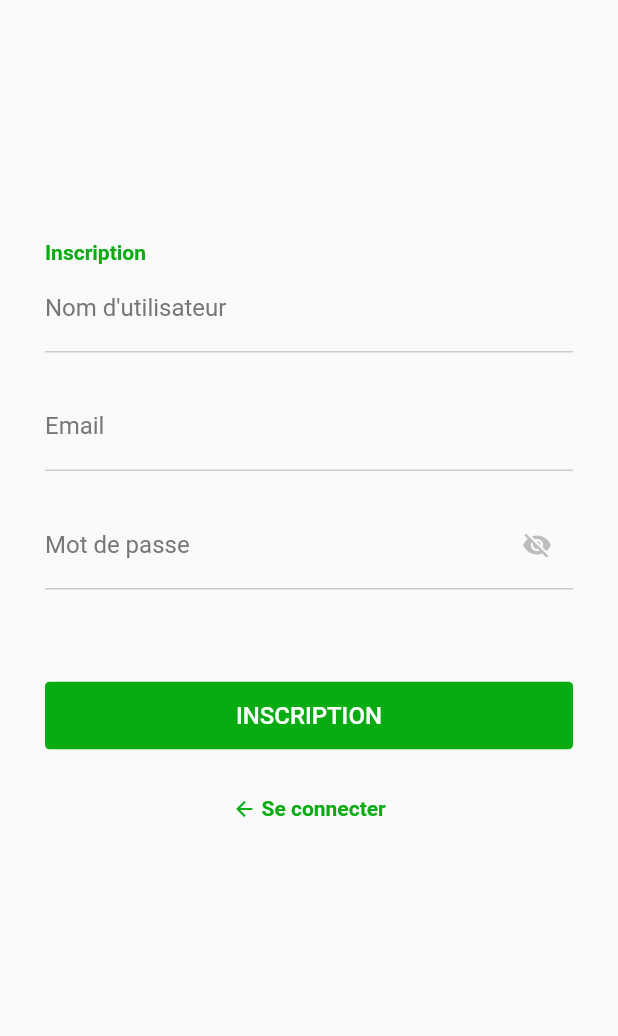
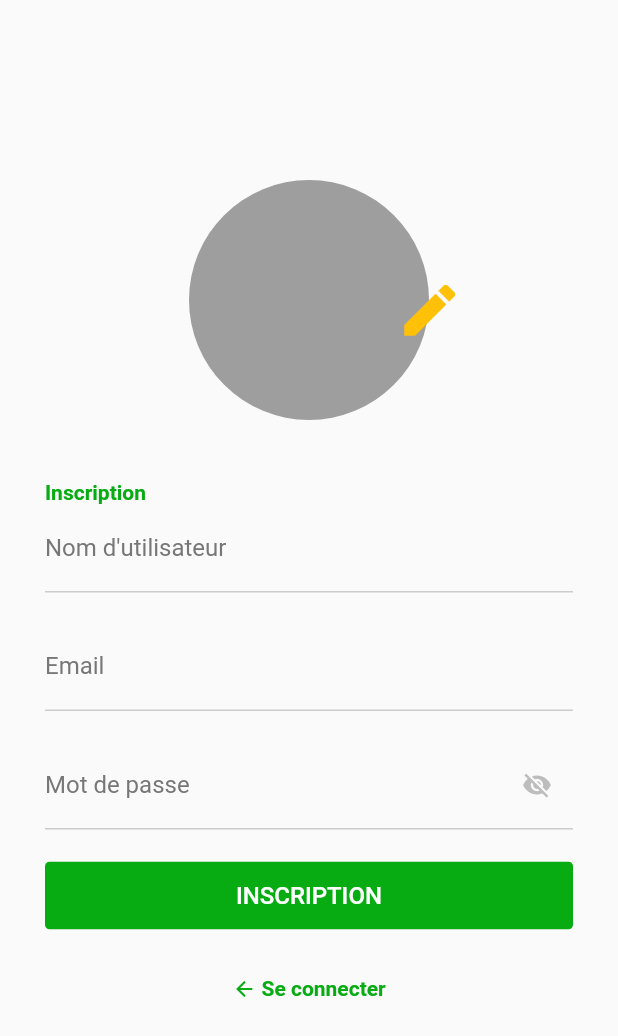
Before and after one commit to Web82-Thom/my-firebase-project, a Flutter app: the SignupWidget screen opened by its route, on a phone screen of 412 x 824 dp. Shown: the top 1036 px of the screen. Run offline on Flutter 3.47's test engine with Material 2 defaults, Android fonts, the phone set to English and light mode, and no system bars; our stand-ins replace cloud_firestore, email_validator, firebase_auth, firebase_core, firebase_database, firebase_storage and 3 more; missing offline and left inert: cloud_firestore_platform_interface, ndialog; accounts and stored records are empty; network calls fail.

Commit message:
work on image_picker error display image when set image in profilView

```diff
--- a/lib/modules/auth/models/user_model.dart
+++ b/lib/modules/auth/models/user_model.dart
@@ -1,3 +1,5 @@
+import 'dart:io';
+
 import 'package:cloud_firestore/cloud_firestore.dart';
 
 class UserModel {
@@ -11,7 +13,8 @@ class UserModel {
     "email": email,
     "id": id,
     "username": name ?? "NoName",
-    "url": url ?? "users/profile.png",
+    // "url": url ?? "assets/images/profile.png",
+    "url": url,
   };
 
   UserModel.fromMap(DocumentSnapshot data) {
--- a/lib/modules/auth/widgets/signup_widget.dart
+++ b/lib/modules/auth/widgets/signup_widget.dart
@@ -5,6 +5,8 @@ import 'package:get/get.dart';
 import 'package:intl/intl.dart';
 import 'package:myfirebaseproject/modules/auth/controllers/auth_controllers.dart';
 import 'package:myfirebaseproject/modules/home/views/home_view.dart';
+import 'package:myfirebaseproject/ressources/widgets/image_loader_widget.dart';
+import 'package:myfirebaseproject/ressources/widgets/user_image_picker.dart';
 import 'package:myfirebaseproject/routes/app_pages.dart';
 
 import 'package:uuid/uuid.dart';
@@ -17,7 +19,8 @@ class SignupWidget extends StatefulWidget {
 class _SignupWidgetState extends State<SignupWidget> {
   AuthController authController = Get.put(AuthController());
 
-  File? _userImageFile;
+  File? userImageFile;
+
   bool _obscureText = true;
   IconData _iconVisible = Icons.visibility_off;
   final _formKey = GlobalKey<FormState>();
@@ -40,12 +43,14 @@ class _SignupWidgetState extends State<SignupWidget> {
     });
   }
 
-  // void _pickedImage(File image) {
-  //   setState(() {
-  //     authController.userImageFile = image;
-  //     _userImageFile = image;
-  //   });
-  // }
+  void _pickedImage(File image) {
+    setState(() {
+      userImageFile = image;
+      authController.image = image;
+      print("userImageFile = $userImageFile");
+      print("authController.image = ${authController.image}");
+    });
+  }
 
   @override
   void initState() {
@@ -65,7 +70,10 @@ class _SignupWidgetState extends State<SignupWidget> {
         child: ListView(
           padding: EdgeInsets.fromLTRB(30, 120, 30, 30),
           children: <Widget>[
-            // Center(child: UserImagePicker(_pickedImage)),
+            Center(
+              child:
+              UserImagePicker(_pickedImage)
+            ),
             SizedBox(
               height: 40,
             ),
@@ -164,43 +172,6 @@ class _SignupWidgetState extends State<SignupWidget> {
               },
             ),
             SizedBox(height: 20,),
-            // TextFormField(
-            //   key: ValueKey('Confirmer le mot de passe'),
-            //   controller: authController.confirmPasswordController,
-            //   obscureText: _obscureText,
-            //   style: TextStyle(color: _color1),
-            //   decoration: InputDecoration(
-            //     focusedBorder: UnderlineInputBorder(
-            //         borderSide: BorderSide(color: _mainColor, width: 2.0)),
-            //     enabledBorder: UnderlineInputBorder(
-            //       borderSide: BorderSide(color: _underlineColor),
-            //     ),
-            //     labelText: 'Confirmer le mot de passe',
-            //     labelStyle: TextStyle(color: _color2),
-            //     suffixIcon: IconButton(
-            //         icon: Icon(_iconVisible, color: Colors.grey[400], size: 20),
-            //         onPressed: () {
-            //           _toggleObscureText();
-            //         }),
-            //   ),
-            //   validator: (value) {
-            //     if (value!.isEmpty || value.length < 7 ) {
-            //       return 'Mot de passe trop court (7 min)';
-            //     }
-            //     if (value == authController.emailController.text) {
-            //       return 'Mot de passe non identique';
-            //     }
-            //     return null;
-            //   },
-            //   onSaved: (value) {
-            //     setState(() {
-            //       authController.confirmPasswordController.text = value!;
-            //     });
-            //   },
-            // ),
-            SizedBox(
-              height: 40,
-            ),
             TextButton(
               style: ButtonStyle(
                 backgroundColor: MaterialStateProperty.resolveWith<Color>(
@@ -218,29 +189,29 @@ class _SignupWidgetState extends State<SignupWidget> {
                 print(authController.passwordController.text);
                 // print(authController.confirmPasswordController.text);
                 final isValid = _formKey.currentState!.validate();
-                authController.signUp(
-                  name: authController.nameController.text,
-                  email: authController.emailController.text,
-                  password: authController.passwordController.text,
-                );
+                // authController.signUp(
+                //   name: authController.nameController.text,
+                //   email: authController.emailController.text,
+                //   password: authController.passwordController.text,
+                // );
 
-                // if (_userImageFile != null) {
-                //   // authController.userSignUp(
-                //   //   name: _nameField.text,
-                //   //   email: _emailField.text,
-                //   //   password: _passwordField.text,
-                //   //   userImageUrl: _userImageFile!,
-                //   // );
-                // } else {
-                //   Get.snackbar(
-                //     "Attention",
-                //     "Veuillez prendre une photo !",
-                //     snackPosition: SnackPosition.BOTTOM,
-                //     backgroundColor: Colors.grey[500],
-                //     duration: Duration(seconds: 3),
-                //   );
-                //   return;
-                // }
+                if (userImageFile != null) {
+                  authController.signUp(
+                    name: authController.nameController.text,
+                    email: authController.emailController.text,
+                    password: authController.passwordController.text,
+                    url: userImageFile!.path,
+                  );
+                } else {
+                  Get.snackbar(
+                    "Attention",
+                    "Veuillez prendre une photo !",
+                    snackPosition: SnackPosition.BOTTOM,
+                    backgroundColor: Colors.grey[500],
+                    duration: Duration(seconds: 3),
+                  );
+                  return;
+                }
               },
               child: const Padding(
                 padding: EdgeInsets.symmetric(vertical: 5),
@@ -283,5 +254,8 @@ class _SignupWidgetState extends State<SignupWidget> {
         ),
       ),
     );
+
   }
+
+
 }
--- a/lib/modules/home/widgets/custom_drawer.dart
+++ b/lib/modules/home/widgets/custom_drawer.dart
@@ -2,6 +2,7 @@ import 'package:flutter/material.dart';
 import 'package:get/get.dart';
 import 'package:myfirebaseproject/modules/auth/controllers/auth_controllers.dart';
 import 'package:myfirebaseproject/modules/auth/models/user_model.dart';
+import 'package:myfirebaseproject/ressources/widgets/image_loader_widget.dart';
 import 'package:myfirebaseproject/routes/app_pages.dart';
 
 
@@ -33,9 +34,10 @@ class _CustomDrawerState extends State<CustomDrawer> {
                     return UserAccountsDrawerHeader(
                       accountName: Text(user!.name.toString()),
                       accountEmail: Text(user.email.toString()),
-                      // currentAccountPicture: ImageLoaderWidget(url: authController.tempUser["url"], isCircular: true),
+                      currentAccountPicture: ImageLoaderWidget(url:user.url.toString(), isCircular: true),
                     );
                     } return const CircularProgressIndicator();
+
 
                   }
                 ),
--- /dev/null
+++ b/lib/ressources/widgets/user_image_picker.dart
@@ -0,0 +1,64 @@
+import 'dart:io';
+
+import 'package:flutter/material.dart';
+import 'package:image_picker/image_picker.dart';
+import 'package:myfirebaseproject/modules/auth/views/auth_view.dart';
+
+class UserImagePicker extends StatefulWidget {
+  UserImagePicker(this.imagePickFn,);
+
+  final void Function(File pickedImage) imagePickFn;
+
+  @override
+  _UserImagePickerState createState() => _UserImagePickerState();
+}
+
+class _UserImagePickerState extends State<UserImagePicker> {
+  File? _pickedImage;
+  final picker = ImagePicker();
+
+  Future pickImage() async {
+    final pickedImage = await picker.pickImage(
+      source: ImageSource.camera,
+      imageQuality: 50,
+      maxWidth: 150,
+    );
+
+    setState(() {
+      pickedImage != null?
+      _pickedImage = File(pickedImage.path): null;
+      // authController.imageSignUp = _pickedImage;
+      print("_pickedImage = $_pickedImage");
+    });
+    pickedImage != null?
+    widget.imagePickFn(File(pickedImage.path)): null;
+  }
+
+  @override
+  Widget build(BuildContext context) {
+    return Column(
+      children: <Widget>[
+        CircleAvatar(
+          backgroundColor: Colors.grey,
+          backgroundImage: _pickedImage != null ? FileImage(_pickedImage!) : null,
+          radius: 80,
+          child: Padding(
+            padding: EdgeInsets.only(
+              bottom: 0,
+              left: 130,
+            ),
+            child: IconButton(
+              icon: const Icon(
+                Icons.edit,
+                color: Colors.amber,
+                size: 45,
+              ),
+              // onPressed: pickImage,
+              onPressed: pickImage,
+            ),
+          ),
+        ),
+      ],
+    );
+  }
+}
```
Also changed, not shown: lib/modules/auth/controllers/auth_controllers.dart (+174 -27 lines), lib/modules/profil/views/controllers/profile_controller.dart (+8 -4 lines), lib/modules/profil/views/profile_view.dart (+104 -86 lines), lib/ressources/widgets/image_loader_widget.dart (added, +45 -0 lines), pubspec.yaml (+4 -9 lines), assets/images/profile.png (added), pubspec.lock.
